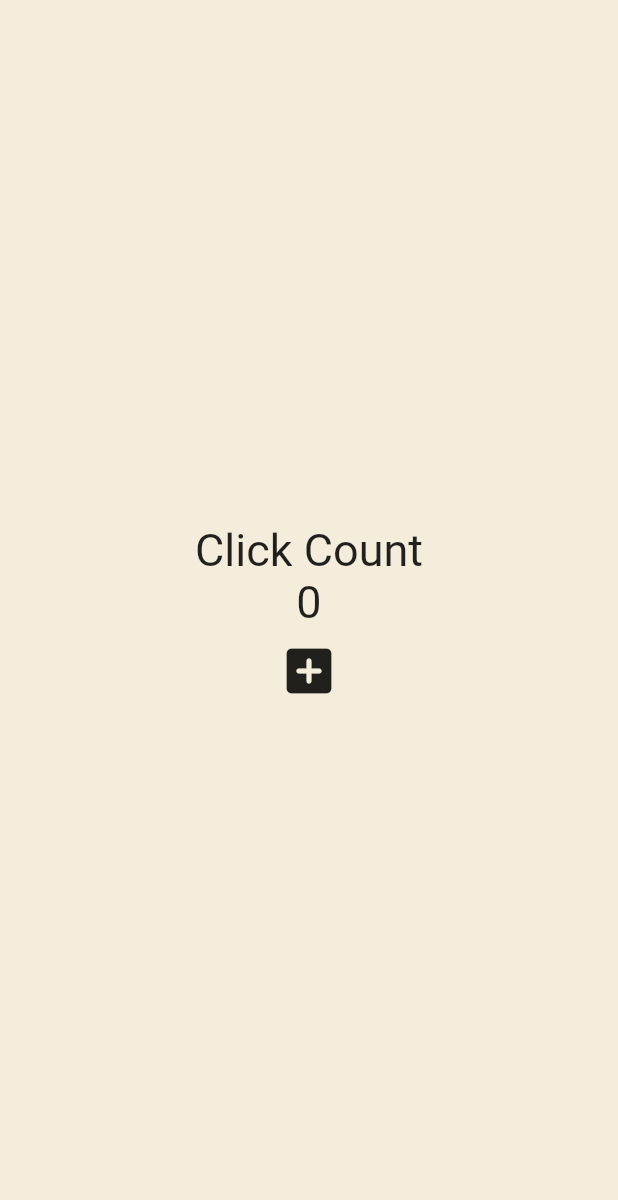
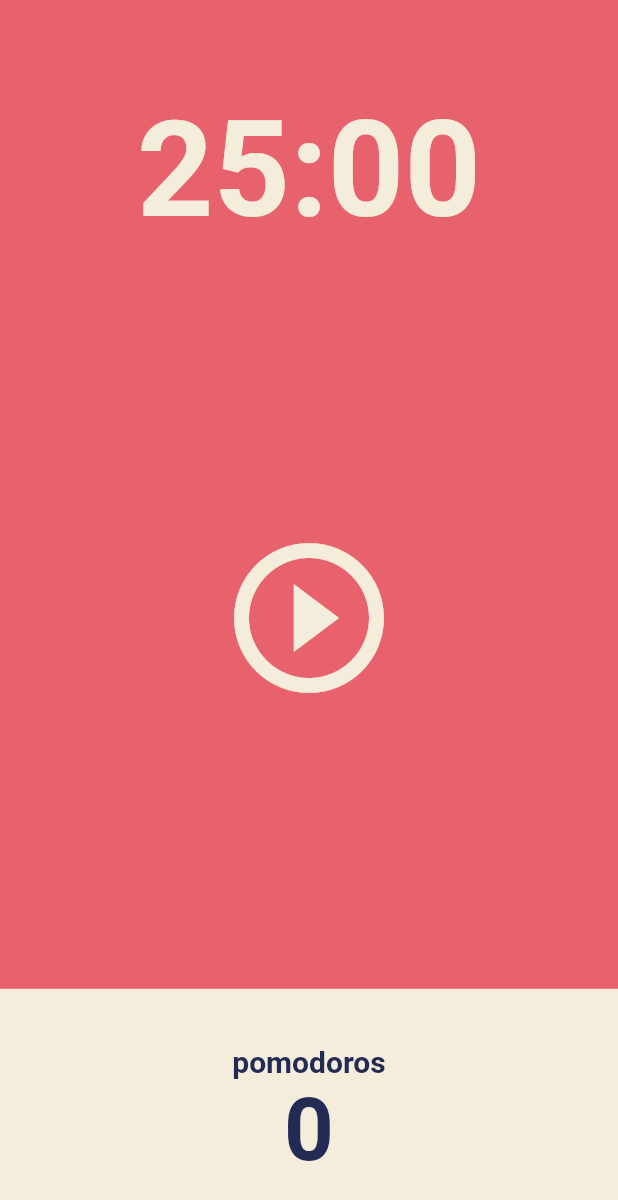
Before and after one commit to YeWeon/toonflix, a Flutter app: the screen it shows after launch, on a phone screen of 412 x 824 dp. Shown: the top 1200 px of the screen. Run offline on Flutter 3.47's test engine with Material 2 defaults, Android fonts, the phone set to English and light mode, and no system bars.

Commit message:
first commit

```diff
--- a/lib/main.dart
+++ b/lib/main.dart
@@ -1,57 +1,28 @@
 import 'package:flutter/material.dart';
+import 'package:toonflix/screens/home_screen.dart';
 
 void main() {
   runApp(const App());
 }
 
-class App extends StatefulWidget {
+class App extends StatelessWidget {
   const App({super.key});
-
-  @override
-  State<App> createState() => _AppState();
-}
-
-class _AppState extends State<App> {
-  int counter = 0;
-
-  void onClicked() {
-    setState(() {
-      counter += 1;
-    });
-  }
 
   @override
   Widget build(BuildContext context) {
     return MaterialApp(
-      home: Scaffold(
-        backgroundColor: const Color(0xFFF4EDDB),
-        body: Center(
-          child: Column(
-            mainAxisAlignment: MainAxisAlignment.center,
-            children: [
-              const Text(
-                'Click Count',
-                style: TextStyle(
-                  fontSize: 30,
-                ),
-              ),
-              Text(
-                '$counter',
-                style: const TextStyle(
-                  fontSize: 30,
-                ),
-              ),
-              IconButton(
-                iconSize: 40,
-                onPressed: onClicked,
-                icon: const Icon(
-                  Icons.add_box_rounded,
-                ),
-              )
-            ],
+      theme: ThemeData(
+        colorScheme: ColorScheme.fromSwatch(
+          backgroundColor: const Color(0xFFE7626C),
+        ),
+        textTheme: const TextTheme(
+          displayLarge: TextStyle(
+            color: Color(0xFF232B55),
           ),
         ),
+        cardColor: const Color(0xFFF4EDDB),
       ),
+      home: const HomeScreen(),
     );
   }
 }
--- /dev/null
+++ b/lib/screens/home_screen.dart
@@ -0,0 +1,83 @@
+import 'package:flutter/material.dart';
+
+class HomeScreen extends StatefulWidget {
+  const HomeScreen({super.key});
+
+  @override
+  State<HomeScreen> createState() => _HomeScreenState();
+}
+
+class _HomeScreenState extends State<HomeScreen> {
+  @override
+  Widget build(BuildContext context) {
+    return Scaffold(
+      backgroundColor: Theme.of(context).colorScheme.background,
+      body: Column(
+        children: [
+          Flexible(
+            flex: 1,
+            child: Container(
+              alignment: Alignment.bottomCenter,
+              child: Text(
+                '25:00',
+                style: TextStyle(
+                  color: Theme.of(context).cardColor,
+                  fontSize: 89,
+                  fontWeight: FontWeight.w600,
+                ),
+              ),
+            ),
+          ),
+          Flexible(
+            flex: 3,
+            child: Center(
+              child: IconButton(
+                iconSize: 120,
+                color: Theme.of(context).cardColor,
+                onPressed: () {},
+                icon: const Icon(Icons.play_circle_outline),
+              ),
+            ),
+          ),
+          Flexible(
+            flex: 1,
+            child: Row(
+              children: [
+                Expanded(
+                  child: Container(
+                    decoration: BoxDecoration(
+                      color: Theme.of(context).cardColor,
+                    ),
+                    child: Column(
+                      mainAxisAlignment: MainAxisAlignment.center,
+                      children: [
+                        Text(
+                          'pomodoros',
+                          style: TextStyle(
+                            fontSize: 20,
+                            fontWeight: FontWeight.w600,
+                            color:
+                                Theme.of(context).textTheme.displayLarge!.color,
+                          ),
+                        ),
+                        Text(
+                          '0',
+                          style: TextStyle(
+                            fontSize: 58,
+                            fontWeight: FontWeight.w600,
+                            color:
+                                Theme.of(context).textTheme.displayLarge!.color,
+                          ),
+                        ),
+                      ],
+                    ),
+                  ),
+                ),
+              ],
+            ),
+          ),
+        ],
+      ),
+    );
+  }
+}
```
